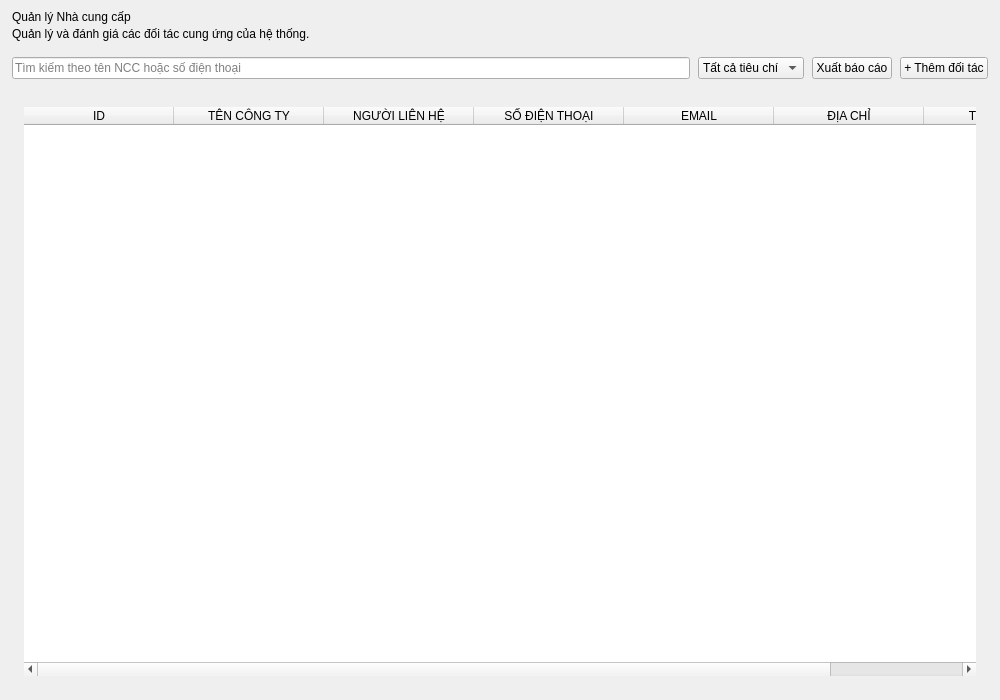
letrankhang/Supermarket_Manager, file src/gui/tabs/supplier_management.ui: the form before one commit.
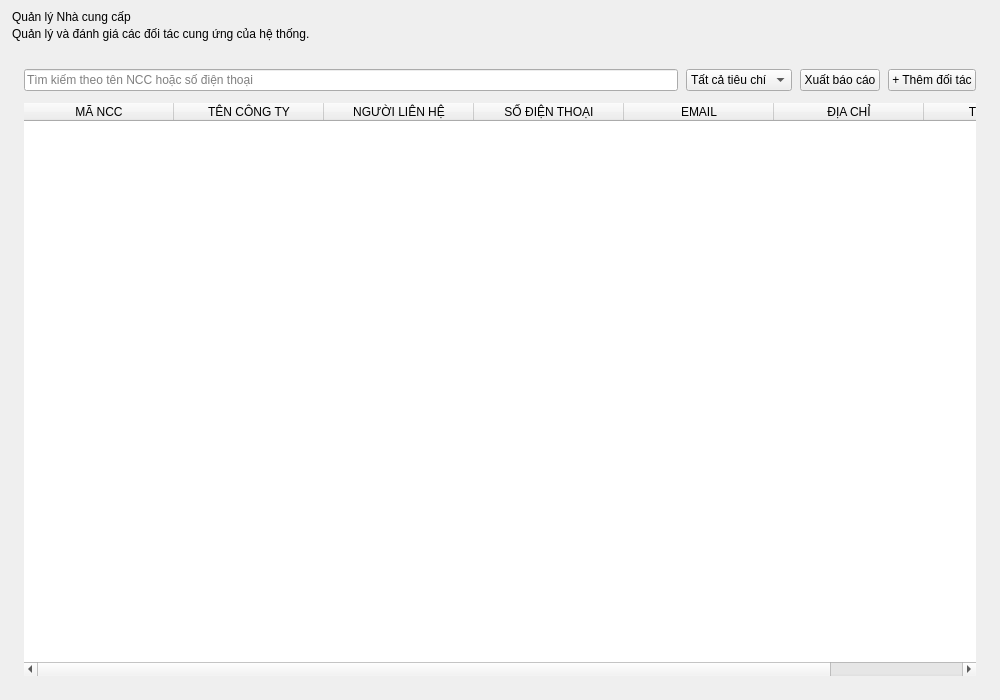
The form after the commit. Icons and pictures are not drawn.

The edit to the form file:
```diff
--- a/src/gui/tabs/supplier_management.ui
+++ b/src/gui/tabs/supplier_management.ui
@@ -650,6 +650,27 @@
     </layout>
    </item>
    <item>
+    <widget class="QFrame" name="frameTable">
+     <property name="frameShape">
+      <enum>QFrame::Shape::NoFrame</enum>
+     </property>
+     <layout class="QVBoxLayout" name="tableFrameLayout">
+      <property name="spacing">
+       <number>12</number>
+      </property>
+      <property name="leftMargin">
+       <number>12</number>
+      </property>
+      <property name="topMargin">
+       <number>12</number>
+      </property>
+      <property name="rightMargin">
+       <number>12</number>
+      </property>
+      <property name="bottomMargin">
+       <number>12</number>
+      </property>
+     <item>
     <layout class="QHBoxLayout" name="toolbarLayout">
      <property name="spacing">
       <number>8</number>
@@ -703,27 +724,6 @@
     </layout>
    </item>
    <item>
-    <widget class="QFrame" name="frameTable">
-     <property name="frameShape">
-      <enum>QFrame::Shape::NoFrame</enum>
-     </property>
-     <layout class="QVBoxLayout" name="tableFrameLayout">
-      <property name="spacing">
-       <number>0</number>
-      </property>
-      <property name="leftMargin">
-       <number>12</number>
-      </property>
-      <property name="topMargin">
-       <number>12</number>
-      </property>
-      <property name="rightMargin">
-       <number>12</number>
-      </property>
-      <property name="bottomMargin">
-       <number>12</number>
-      </property>
-      <item>
        <widget class="QTableWidget" name="tblSuppliers">
         <property name="frameShape">
          <enum>QFrame::Shape::NoFrame</enum>
@@ -766,7 +766,7 @@
         </attribute>
         <column>
          <property name="text">
-          <string>ID</string>
+          <string>MÃ NCC</string>
          </property>
         </column>
         <column>
```
Left out of the diff: 12 changed lines with no effect on the pictures. Lines whose indentation alone changed are shown as unchanged.
